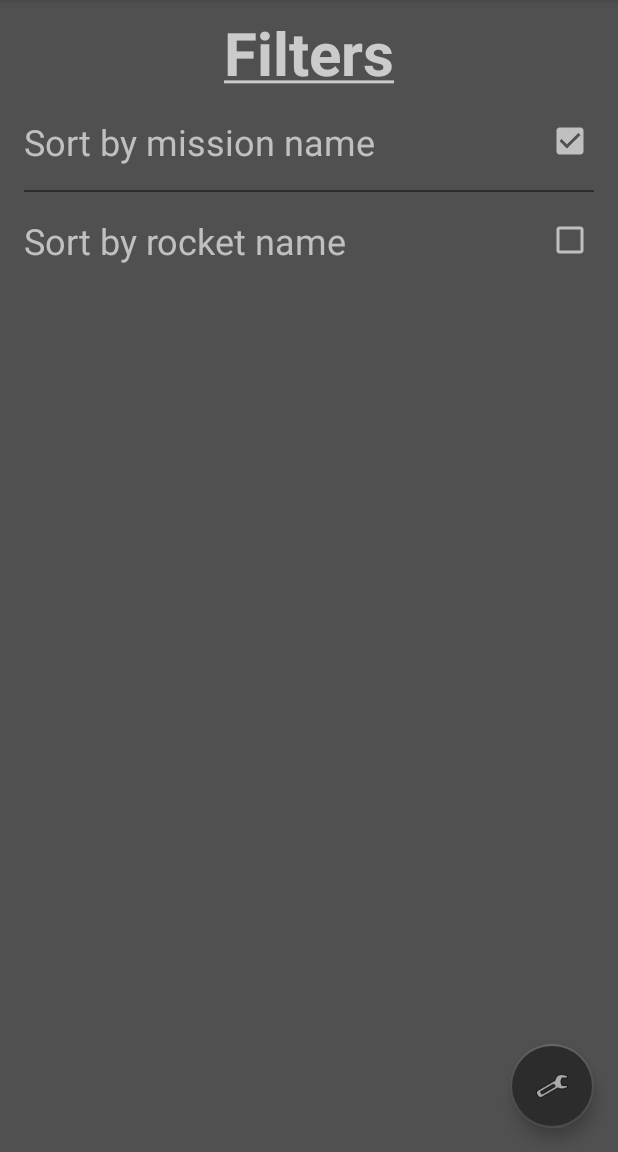
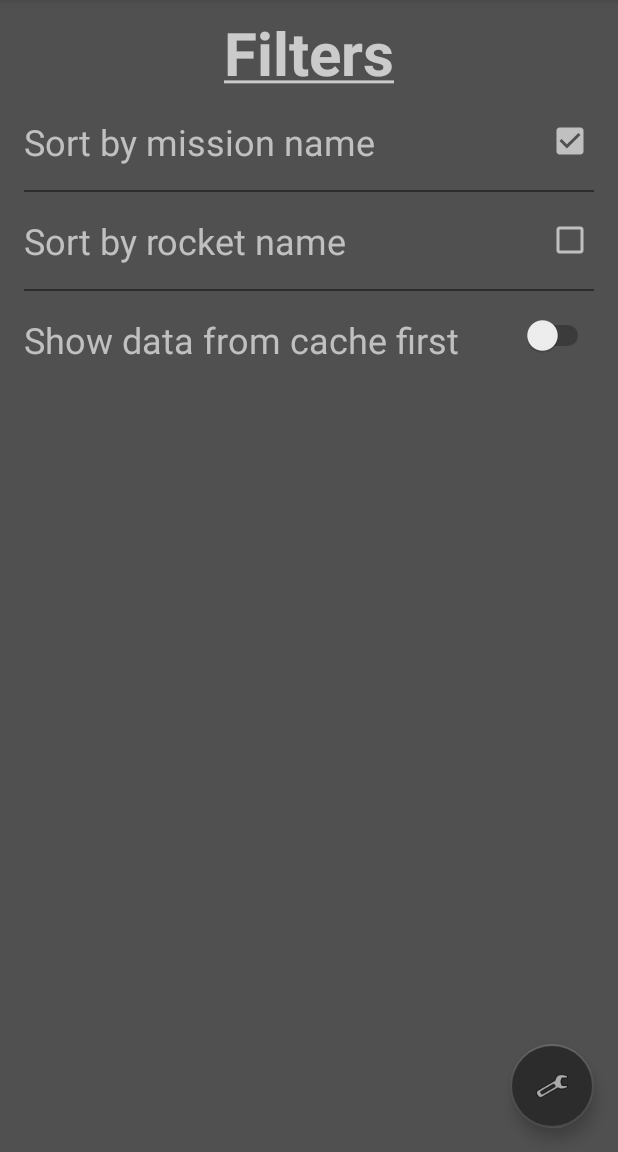
Before and after one commit to Zubcz/SpaceX, an Android app: the fragment FiltersFragment placed in its activity, on a phone screen of 412 x 824 dp, the part 84-1236 px from its top. Run offline under Robolectric (Android 15) with nearby library versions, the phone set to English and light mode, and no system bars; our stand-ins replace navigation-ui; 5 statements that could not run were skipped.

Commit message:
Add option to first read data from cache

```diff
--- a/app/src/main/java/com/zubak/spacex/core/DataManager.kt
+++ b/app/src/main/java/com/zubak/spacex/core/DataManager.kt
@@ -30,6 +30,9 @@ class DataManager {
             LaunchesType.ALL -> apiInterface.getAllLaunches()
             LaunchesType.PAST -> apiInterface.getPastLaunches()
             LaunchesType.UPCOMING -> apiInterface.getUpcomingLaunches()
+        }
+        if (cacheFirst(context)) {
+            launches.value = getStoredData(launchesType, context)
         }
 
         call?.enqueue(object : Callback<Launches> {
@@ -133,4 +136,20 @@ class DataManager {
         )
     }
 
+    fun cacheFirst(context: Context): Boolean {
+        val preferencesName = context.resources.getString(R.string.preferences)
+        return context
+            .getSharedPreferences(preferencesName, Context.MODE_PRIVATE)
+            .getBoolean(context.getString(R.string.cache_first_preferences), false)
+    }
+
+    fun setCacheFirst(context: Context, cacheFirst: Boolean) {
+        val preferencesName = context.resources.getString(R.string.preferences)
+        context
+            .getSharedPreferences(preferencesName, Context.MODE_PRIVATE)
+            .edit()
+            .putBoolean(context.getString(R.string.cache_first_preferences), cacheFirst)
+            .apply()
+    }
+
 }
--- a/app/src/main/java/com/zubak/spacex/ui/filters/FiltersFragment.kt
+++ b/app/src/main/java/com/zubak/spacex/ui/filters/FiltersFragment.kt
@@ -5,6 +5,7 @@ import android.view.LayoutInflater
 import android.view.View
 import android.view.ViewGroup
 import android.widget.CheckBox
+import android.widget.Switch
 import androidx.fragment.app.Fragment
 import com.zubak.spacex.R
 import com.zubak.spacex.core.DataManager
@@ -13,6 +14,7 @@ class FiltersFragment : Fragment() {
 
     private lateinit var missionNameCheckBox: CheckBox
     private lateinit var rocketNameCheckBox: CheckBox
+    private lateinit var cacheFirstSwitch: Switch
 
     override fun onCreateView(
         inflater: LayoutInflater,
@@ -23,12 +25,14 @@ class FiltersFragment : Fragment() {
 
         missionNameCheckBox = root.findViewById(R.id.mission_name_checkbox)
         rocketNameCheckBox = root.findViewById(R.id.rocket_name_checkbox)
+        cacheFirstSwitch = root.findViewById(R.id.cache_first_switch)
 
         context?.let {
             when (DataManager().getFilter(it)) {
                 Filters.ROCKET_NAME -> rocketNameCheckBox.isChecked = true
                 Filters.MISSION_NAME -> missionNameCheckBox.isChecked = true
             }
+            cacheFirstSwitch.isChecked = DataManager().cacheFirst(it)
         }
 
         missionNameCheckBox.setOnClickListener {
@@ -45,6 +49,10 @@ class FiltersFragment : Fragment() {
             context?.let { DataManager().storeFilter(Filters.ROCKET_NAME, it) }
         }
 
+        cacheFirstSwitch.setOnClickListener {
+            context?.let { DataManager().setCacheFirst(it, cacheFirstSwitch.isChecked) }
+        }
+
         return root
     }
 }
--- a/app/src/main/res/layout/fragment_filters.xml
+++ b/app/src/main/res/layout/fragment_filters.xml
@@ -1,5 +1,5 @@
 <?xml version="1.0" encoding="utf-8"?>
-<androidx.constraintlayout.widget.ConstraintLayout xmlns:android="http://schemas.android.com/apk/res/android"
+<ScrollView xmlns:android="http://schemas.android.com/apk/res/android"
     xmlns:app="http://schemas.android.com/apk/res-auto"
     xmlns:tools="http://schemas.android.com/tools"
     android:layout_width="match_parent"
@@ -8,6 +8,10 @@
     android:clickable="true"
     android:focusable="true"
     tools:context=".ui.filters.FiltersFragment">
+
+    <androidx.constraintlayout.widget.ConstraintLayout
+        android:layout_width="match_parent"
+        android:layout_height="wrap_content">
 
         <TextView
             android:id="@+id/title"
@@ -31,6 +35,7 @@
             android:layout_height="wrap_content"
             android:layout_marginStart="16dp"
             android:layout_marginTop="16dp"
+            android:ellipsize="marquee"
             android:text="@string/sort_by_mission_name"
             android:textColor="@color/silver_gray"
             android:textSize="24sp"
@@ -57,11 +62,12 @@
             app:layout_constraintTop_toBottomOf="@id/sort_by_mission_name" />
 
         <TextView
-        android:id="@+id/sort_by_date"
+            android:id="@+id/sort_by_rocket_name"
             android:layout_width="wrap_content"
             android:layout_height="wrap_content"
             android:layout_marginStart="16dp"
             android:layout_marginTop="16dp"
+            android:ellipsize="marquee"
             android:text="@string/sort_by_date"
             android:textColor="@color/silver_gray"
             android:textSize="24sp"
@@ -78,4 +84,39 @@
             app:layout_constraintRight_toRightOf="parent"
             app:layout_constraintTop_toBottomOf="@id/line1" />
 
+        <View
+            android:id="@+id/line2"
+            android:layout_width="match_parent"
+            android:layout_height="1dp"
+            android:layout_marginHorizontal="16dp"
+            android:layout_marginVertical="16dp"
+
+            android:background="@color/dark_gray_card_background"
+            app:layout_constraintTop_toBottomOf="@id/sort_by_rocket_name" />
+
+        <TextView
+            android:id="@+id/data_from_cache_first"
+            android:layout_width="wrap_content"
+            android:layout_height="wrap_content"
+            android:layout_marginStart="16dp"
+            android:layout_marginTop="16dp"
+            android:ellipsize="marquee"
+            android:text="@string/data_from_cache_first"
+            android:textColor="@color/silver_gray"
+            android:textSize="24sp"
+            app:layout_constraintLeft_toLeftOf="parent"
+            app:layout_constraintTop_toBottomOf="@id/line2" />
+
+        <Switch
+            android:id="@+id/cache_first_switch"
+            android:layout_width="wrap_content"
+            android:layout_height="wrap_content"
+            android:layout_marginTop="16dp"
+            android:layout_marginEnd="16dp"
+            android:buttonTint="@color/silver_gray"
+            app:layout_constraintRight_toRightOf="parent"
+            app:layout_constraintTop_toBottomOf="@id/line2" />
+
     </androidx.constraintlayout.widget.ConstraintLayout>
+
+</ScrollView>
--- a/app/src/main/res/values/strings.xml
+++ b/app/src/main/res/values/strings.xml
@@ -16,6 +16,7 @@
 
     <string name="preferences">preferences</string>
     <string name="filters_preferences">filter_preferences</string>
+    <string name="cache_first_preferences">cache_first_preferences</string>
     <string name="launches_type_bundle">launches type</string>
 
     <string name="no_internet">No internet connection</string>
@@ -28,4 +29,5 @@
     <string name="filters"><u>Filters</u></string>
     <string name="sort_by_date">Sort by rocket name</string>
     <string name="sort_by_mission_name">Sort by mission name</string>
+    <string name="data_from_cache_first">Show data from cache first</string>
 </resources>
```
Lines whose indentation alone changed are shown as unchanged.
